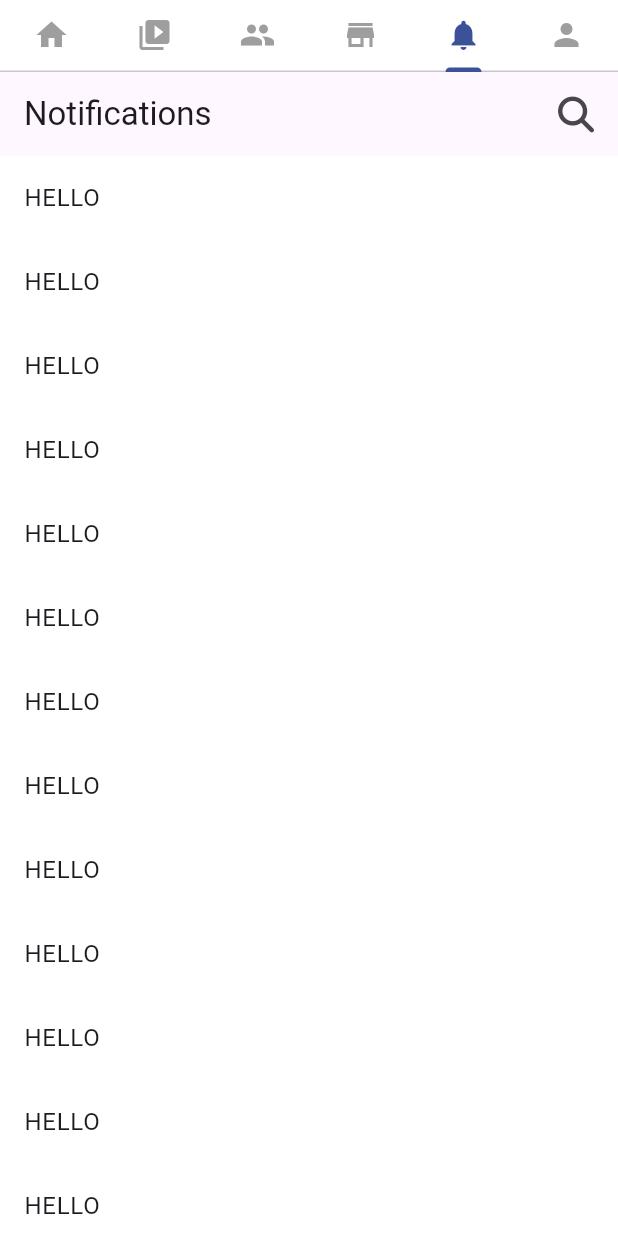
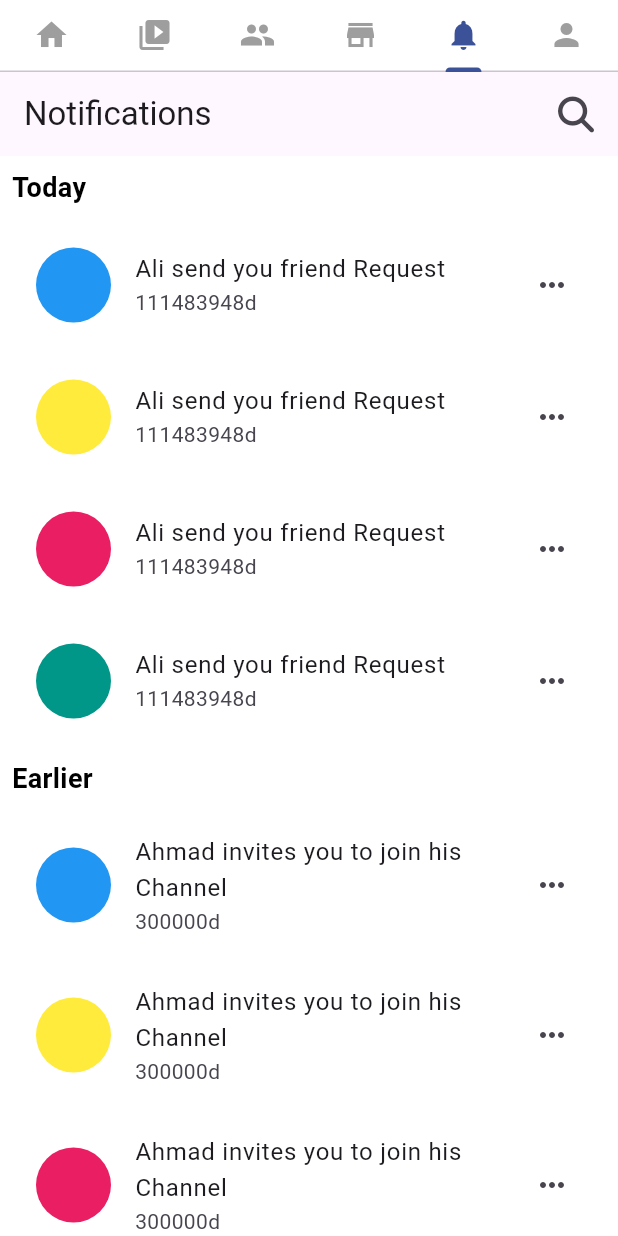
Before and after one commit to Procodersuo/facebook_ui_design, a Flutter app: the screen it shows after launch, tab 5 chosen, on a phone screen of 412 x 824 dp. Run offline on Flutter 3.47's test engine with Material 3 defaults, Android fonts, the phone set to English and light mode, and no system bars; our stand-ins replace font_awesome_flutter, readmore.

Commit message:
Stuff added in notifications_screens.dart screen

```diff
--- a/lib/screens/notifications_screens.dart
+++ b/lib/screens/notifications_screens.dart
@@ -1,6 +1,8 @@
 import 'package:facebook_ui_design/widgets/like_icon.dart';
 import 'package:flutter/material.dart';
 import 'package:font_awesome_flutter/font_awesome_flutter.dart';
+
+import '../colors/colors.dart';
 
 class NotificationsScreens extends StatelessWidget {
   const NotificationsScreens({super.key});
@@ -19,16 +21,68 @@ class NotificationsScreens extends StatelessWidget {
           ],
         ),
         // Use SliverList instead of ListView
-        SliverList(
-          delegate: SliverChildBuilderDelegate(
-                (BuildContext context, int index) {
-              return const ListTile(
-                title: Text("HELLO"),
+const SliverToBoxAdapter(
+  child: Padding(
+    padding: EdgeInsets.all(8.0),
+    child: Text("Today",style: TextStyle(color: Colors.black,fontWeight: FontWeight.bold,fontSize: 18),),
+  ),
+),
+        SliverList(delegate: SliverChildBuilderDelegate(
+                (BuildContext context,int index)
+            {
+              return Padding(
+                padding: const EdgeInsets.all(8.0),
+                child: ListTile(
+                    leading: Container(
+                      height: 50,
+                      width: 50,
+                      decoration: BoxDecoration(
+                          color: MyColors.storiesColors[index],
+                          shape: BoxShape.circle
+                      ),
+                    ),
+                    title: const Text("Ali send you friend Request"),
+                    subtitle: Text("111483948d"),
+                    trailing:const Icon(Icons.more_horiz)
+
+                ),
               );
             },
-            childCount: 20, // Number of items
+            childCount: 4
+        )),
+        const SliverToBoxAdapter(
+          child: Padding(
+            padding: EdgeInsets.all(8.0),
+            child: Text("Earlier",style: TextStyle(color: Colors.black,fontWeight: FontWeight.bold,fontSize: 18),),
           ),
         ),
+        SliverList(delegate: SliverChildBuilderDelegate(
+                (BuildContext context,int index)
+            {
+              return Padding(
+                padding: const EdgeInsets.all(8.0),
+                child: Column(
+                  children: [
+                    ListTile(
+                        leading: Container(
+                          height: 50,
+                          width: 50,
+                          decoration: BoxDecoration(
+                              color: MyColors.storiesColors[index],
+                              shape: BoxShape.circle
+                          ),
+                        ),
+                        title: const Text("Ahmad invites you to join his Channel"),
+                        subtitle: const Text("300000d"),
+                        trailing:const Icon(Icons.more_horiz)
+
+                    ),
+                  ],
+                ),
+              );
+            },
+            childCount: 4
+        )),
       ],
     );
   }
```
